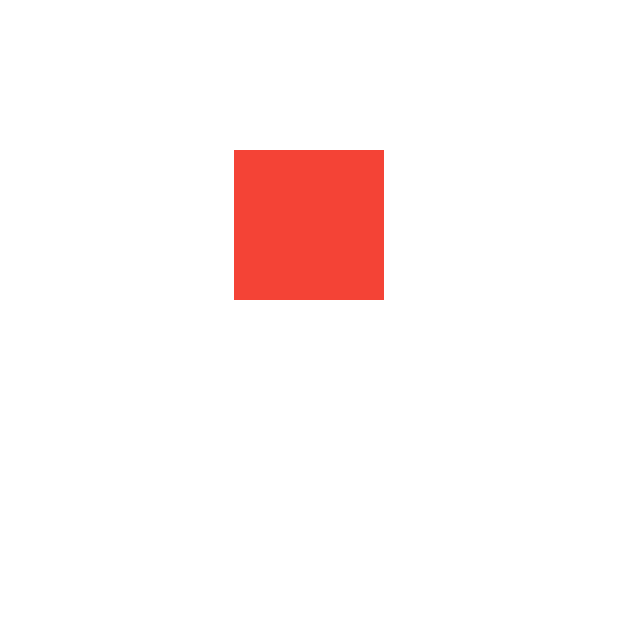
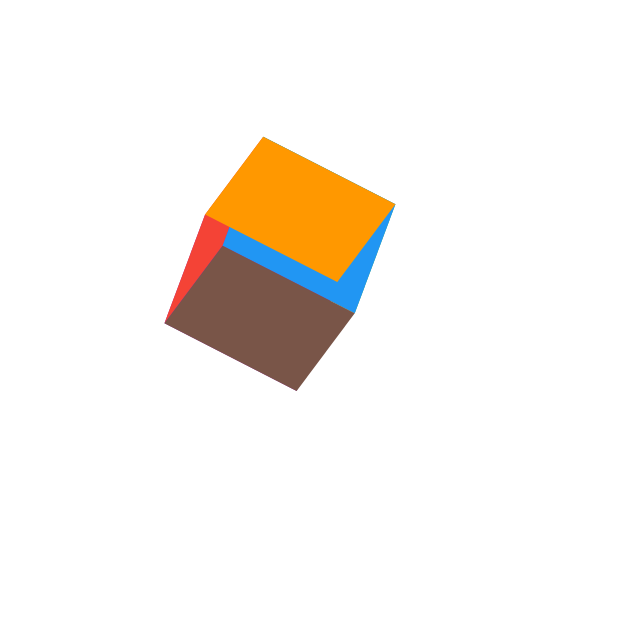
Before and after one commit to narmuni123/flutter_animation, a Flutter app: the StackAndRotate3D screen opened directly, on a phone screen of 412 x 824 dp, the top half of it. Run offline on Flutter 3.47's test engine with Material 2 defaults, Android fonts, the phone set to English and light mode, and no system bars.

Commit message:
Added 3 D  animation

```diff
--- a/lib/animations/stack_and_rotate_3D.dart
+++ b/lib/animations/stack_and_rotate_3D.dart
@@ -1,4 +1,6 @@
+import 'dart:math' show pi;
 import 'package:flutter/material.dart';
+import 'package:vector_math/vector_math_64.dart' show Vector3;
 
 class StackAndRotate3D extends StatefulWidget {
   const StackAndRotate3D({Key? key}) : super(key: key);
@@ -36,7 +38,7 @@ class _StackAndRotate3DState extends State<StackAndRotate3D>
 
     _animation = Tween<double>(
       begin: 0,
-      end: 1,
+      end: pi * 2,
     );
     super.initState();
   }
@@ -52,6 +54,17 @@ class _StackAndRotate3DState extends State<StackAndRotate3D>
 
   @override
   Widget build(BuildContext context) {
+    _xController
+      ..reset()
+      ..repeat();
+
+    _yController
+      ..reset()
+      ..repeat();
+
+    _zController
+      ..reset()
+      ..repeat();
     return Scaffold(
       backgroundColor: Colors.white12,
       body: SafeArea(
@@ -62,15 +75,53 @@ class _StackAndRotate3DState extends State<StackAndRotate3D>
               height: 100,
               width: double.infinity,
             ),
-            Stack(
-              children: [
-                container(color: Colors.red),
-                container(color: Colors.red),
-                container(color: Colors.red),
-                container(color: Colors.red),
-                container(color: Colors.red),
-                container(color: Colors.red),
-              ],
+            AnimatedBuilder(
+              animation: Listenable.merge([
+                _xController,
+                _yController,
+                _zController,
+              ]),
+              builder: (context, child) {
+                return Transform(
+                  alignment: Alignment.center,
+                  transform: Matrix4.identity()
+                    ..rotateX(_animation.evaluate(_xController))
+                    ..rotateY(_animation.evaluate(_yController))
+                    ..rotateZ(_animation.evaluate(_zController)),
+                  child: Stack(
+                    children: [
+                      // front
+                      container(color: Colors.green),
+                      // back
+                      Transform(
+                          alignment: Alignment.center,
+                          transform: Matrix4.identity()
+                            ..translate(Vector3(0, 0, -widthAndHeight)),
+                          child: container(color: Colors.purple)),
+                      // left side
+                      Transform(
+                          alignment: Alignment.centerLeft,
+                          transform: Matrix4.identity()..rotateY(pi / 2.0),
+                          child: container(color: Colors.red)),
+                      // right side
+                      Transform(
+                          alignment: Alignment.centerRight,
+                          transform: Matrix4.identity()..rotateY(pi * 2),
+                          child: container(color: Colors.blue)),
+                      // top side
+                      Transform(
+                          alignment: Alignment.topCenter,
+                          transform: Matrix4.identity()..rotateX(-pi / 2),
+                          child: container(color: Colors.orange)),
+                      // bottom side
+                      Transform(
+                          alignment: Alignment.bottomCenter,
+                          transform: Matrix4.identity()..rotateX(pi / 2),
+                          child: container(color: Colors.brown)),
+                    ],
+                  ),
+                );
+              },
             ),
           ],
         ),
--- a/pubspec.yaml
+++ b/pubspec.yaml
@@ -35,6 +35,7 @@ dependencies:
   # The following adds the Cupertino Icons font to your application.
   # Use with the CupertinoIcons class for iOS style icons.
   cupertino_icons: ^1.0.2
+  vector_math: ^2.1.4
 
 dev_dependencies:
   flutter_test:
```
Also changed, not shown: pubspec.lock.
